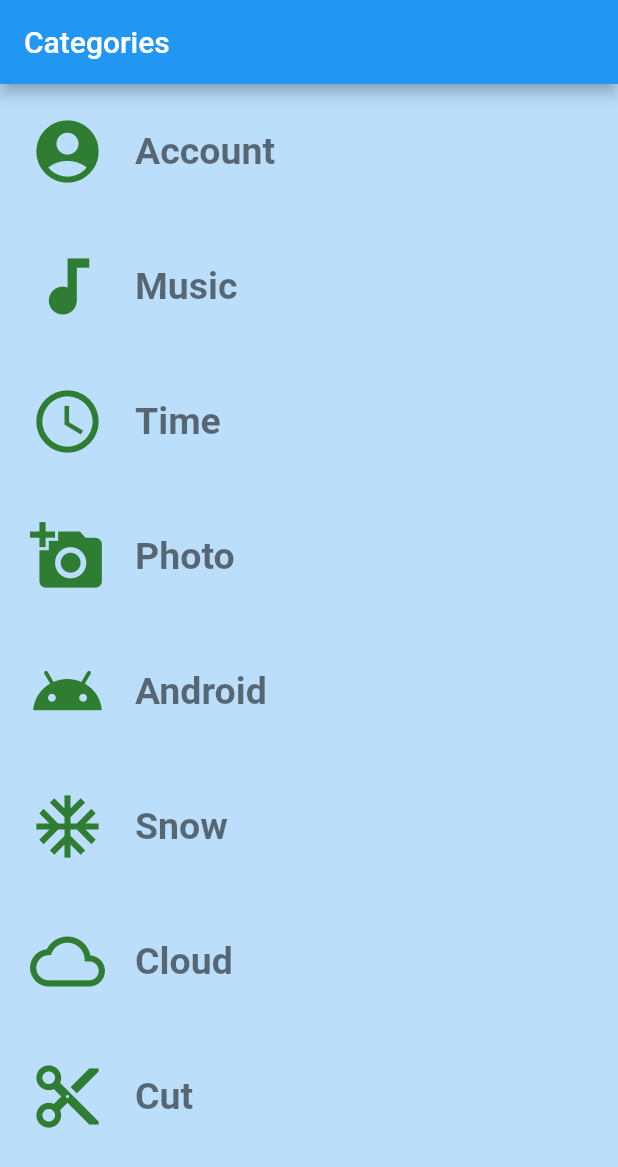
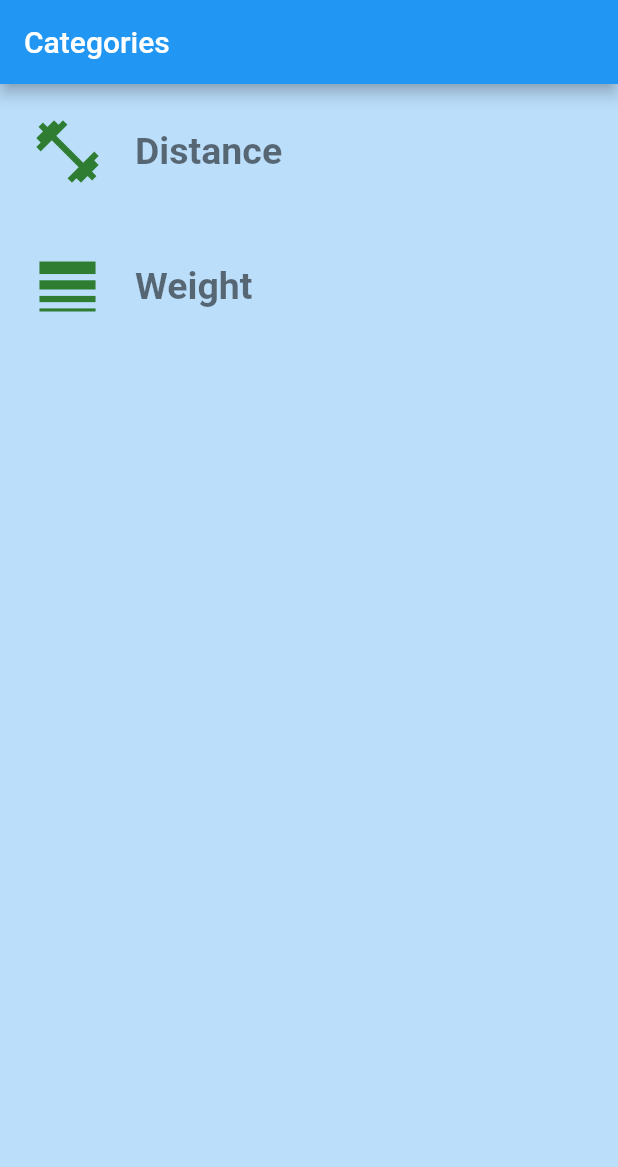
Before and after one commit to ezhivitsa/flutter_unit_converter, a Flutter app: the screen it shows after launch, on a phone screen of 412 x 824 dp. Shown: the top 1167 px of the screen. Run offline on Flutter 3.47's test engine with Material 2 defaults, Android fonts, the phone set to English and light mode, and no system bars.

Commit message:
[+] Add application pages

```diff
--- a/lib/category_route.dart
+++ /dev/null
@@ -1,66 +0,0 @@
-import 'package:flutter/material.dart';
-import './category.dart';
-
-class CategoryRoute extends StatelessWidget {
-  Widget orientationList(Orientation orientation, {List<Widget> children}) {
-    if (orientation == Orientation.portrait) {
-      return ListView.builder(
-        itemBuilder: (BuildContext context, int index) => children[index],
-        itemCount: children.length,
-      );
-    } else {
-      return GridView.count(
-          crossAxisCount: 2, childAspectRatio: 4, children: children);
-    }
-  }
-
-  @override
-  Widget build(BuildContext context) {
-    return Scaffold(
-      appBar: AppBar(
-        title: Text('Categories'),
-      ),
-      body: Container(
-          color: Colors.blue[100],
-          child: OrientationBuilder(builder: (context, orientation) {
-            return orientationList(
-              orientation,
-              children: <Widget>[
-                Category(
-                  icon: Icons.account_circle,
-                  text: 'Account',
-                ),
-                Category(
-                  icon: Icons.audiotrack,
-                  text: 'Music',
-                ),
-                Category(
-                  icon: Icons.access_time,
-                  text: 'Time',
-                ),
-                Category(
-                  icon: Icons.add_a_photo,
-                  text: 'Photo',
-                ),
-                Category(
-                  icon: Icons.android,
-                  text: 'Android',
-                ),
-                Category(
-                  icon: Icons.ac_unit,
-                  text: 'Snow',
-                ),
-                Category(
-                  icon: Icons.cloud_queue,
-                  text: 'Cloud',
-                ),
-                Category(
-                  icon: Icons.content_cut,
-                  text: 'Cut',
-                )
-              ],
-            );
-          })),
-    );
-  }
-}
--- a/lib/main.dart
+++ b/lib/main.dart
@@ -3,7 +3,7 @@
 // found in the LICENSE file.
 
 import 'package:flutter/material.dart';
-import './category_route.dart';
+import 'package:flutter_unit_converter/widgets/pages/categories/route.dart';
 
 void main() {
   runApp(
--- a/lib/models/distance_category.dart
+++ b/lib/models/distance_category.dart
@@ -1,7 +1,8 @@
-import 'package:flutter_app/interfaces/category.dart';
-import 'package:flutter_app/models/unit.dart';
+import 'package:flutter_unit_converter/interfaces/category.dart';
 
-class DistanceCategory implements Category {
+import 'package:flutter_unit_converter/models/unit.dart';
+
+class DistanceCategory extends Category {
   List<Unit> getUnits() {
     return <Unit>[
       Unit(name: 'Meter', conversion: 1),
--- /dev/null
+++ b/lib/models/select_item.dart
@@ -0,0 +1,11 @@
+import 'package:meta/meta.dart';
+
+class SelectItem {
+  final String label;
+  final double value;
+
+  SelectItem({
+    @required this.label,
+    @required this.value,
+  });
+}
--- a/lib/models/weight_category.dart
+++ b/lib/models/weight_category.dart
@@ -1,7 +1,7 @@
-import 'package:flutter_app/interfaces/category.dart';
-import 'package:flutter_app/models/unit.dart';
+import 'package:flutter_unit_converter/interfaces/category.dart';
+import 'package:flutter_unit_converter/models/unit.dart';
 
-class WeightCategory implements Category {
+class WeightCategory extends Category {
   List<Unit> getUnits() {
     return <Unit>[
       Unit(name: 'Kilogram', conversion: 1),
--- a/lib/category.dart
+++ b/lib/widgets/pages/categories/category_item.dart
@@ -1,31 +1,26 @@
 import 'package:flutter/material.dart';
 
-import './unit_converter_route.dart';
-import './unit.dart';
+import 'package:flutter_unit_converter/interfaces/category.dart';
+import 'package:flutter_unit_converter/widgets/pages/unit_converter/route.dart';
 
 const double BORDER_RADIUS = 10.0;
 const double ICON_PADDING = 20.0;
 
-class Category extends StatelessWidget {
+class CategoryItem extends StatelessWidget {
   final IconData icon;
   final String text;
+  final Category category;
 
-  Category({this.icon, this.text});
+  CategoryItem({this.icon, this.text, this.category});
 
   Function onTap(BuildContext context) {
     return () {
-      var unit = Unit(
-        name: text,
-        conversion: 4.0,
-      );
-
       Navigator.push(
         context,
         MaterialPageRoute(
             builder: (context) => UnitConverterRoute(
-                  unit: unit,
-                  color: Colors.green,
-                )),
+              category: this.category,
+            )),
       );
     };
   }
--- /dev/null
+++ b/lib/widgets/pages/categories/route.dart
@@ -0,0 +1,48 @@
+import 'package:flutter/material.dart';
+
+import 'package:flutter_unit_converter/models/distance_category.dart';
+import 'package:flutter_unit_converter/models/weight_category.dart';
+
+import './category_item.dart';
+
+class CategoryRoute extends StatelessWidget {
+  Widget orientationList(Orientation orientation, {List<Widget> children}) {
+    if (orientation == Orientation.portrait) {
+      return ListView.builder(
+        itemBuilder: (BuildContext context, int index) => children[index],
+        itemCount: children.length,
+      );
+    } else {
+      return GridView.count(
+          crossAxisCount: 2, childAspectRatio: 4, children: children);
+    }
+  }
+
+  @override
+  Widget build(BuildContext context) {
+    return Scaffold(
+      appBar: AppBar(
+        title: Text('Categories'),
+      ),
+      body: Container(
+          color: Colors.blue[100],
+          child: OrientationBuilder(builder: (context, orientation) {
+            return orientationList(
+              orientation,
+              children: <Widget>[
+                CategoryItem(
+                  icon: Icons.fitness_center,
+                  text: 'Distance',
+                  category: DistanceCategory(),
+                ),
+                CategoryItem(
+                  icon: Icons.line_weight,
+                  text: 'Weight',
+                  category: WeightCategory(),
+                ),
+              ],
+            );
+          })),
+    );
+  }
+}
--- a/lib/widgets/ui/input.dart
+++ b/lib/widgets/ui/input.dart
@@ -1,12 +1,16 @@
 import 'package:flutter/material.dart';
 
 class Input extends StatelessWidget {
+  final Function(String) onChanged;
   final String hintText;
   final String labelText;
+  final String value;
 
   Input({
     this.hintText: 'Input value...',
     this.labelText: 'Label',
+    this.onChanged,
+    this.value,
   });
 
   @override
@@ -14,6 +18,8 @@ class Input extends StatelessWidget {
     return Container(
       margin: EdgeInsets.all(10.0),
       child: TextField(
+        controller: TextEditingController(text: this.value),
+        onChanged: this.onChanged,
         decoration: InputDecoration(
           hintText: hintText,
           labelText: labelText,
--- a/pubspec.yaml
+++ b/pubspec.yaml
@@ -1,4 +1,4 @@
-name: flutter_app
+name: flutter_unit_converter
 description: A new Flutter application.
 
 # The following defines the version and build number for your application.
```
Also changed, not shown: lib/interfaces/category.dart (+13 -1 lines), lib/unit_converter.dart (deleted, +0 -22 lines), lib/unit_converter_route.dart (deleted, +0 -54 lines), lib/widgets/pages/unit_converter/convert_container.dart (added, +50 -0 lines), lib/widgets/pages/unit_converter/exchange.dart (added, +16 -0 lines), lib/widgets/pages/unit_converter/route.dart (added, +89 -0 lines), lib/widgets/ui/select.dart (+5 -11 lines), lib/widgets/unit_converter/convert_container.dart (deleted, +0 -15 lines), lib/widgets/unit_converter/route.dart (deleted), 4 other files.
